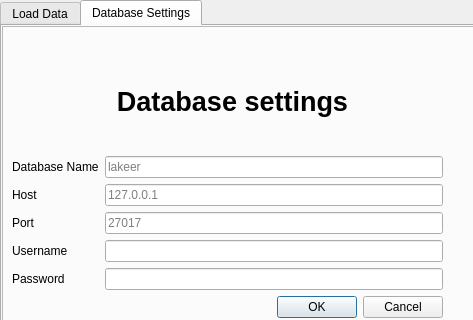
First picture: the form in lakeer_dialog_base.ui, repository Lakeer-org/lakeer-plugin, before the edit; both pictures show x 0 to 473 and y 0 to 320 of the 473 by 503 pixel window.
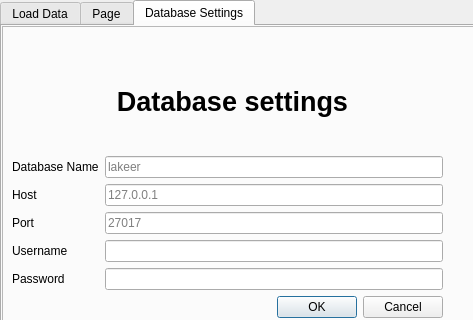
Second picture: the form after the edit. The open tabs and pages were chosen to show the change. Custom widgets are drawn as their Qt base class.

```diff
--- a/lakeer_dialog_base.ui
+++ b/lakeer_dialog_base.ui
@@ -120,6 +120,11 @@
       </widget>
      </widget>
     </widget>
+    <widget class="QWidget" name="analysis">
+     <attribute name="title">
+      <string>Page</string>
+     </attribute>
+    </widget>
     <widget class="QWidget" name="databaseSetting">
      <attribute name="title">
       <string>Database Settings</string>
```
Left out of the diff: 2 changed lines with no effect on the pictures.
